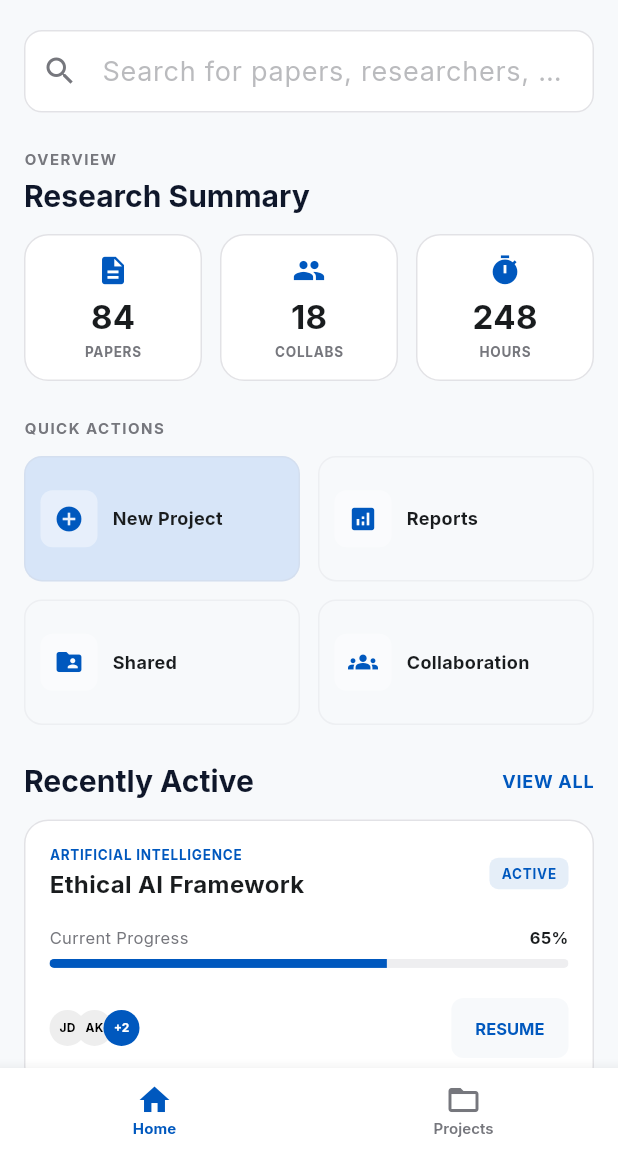
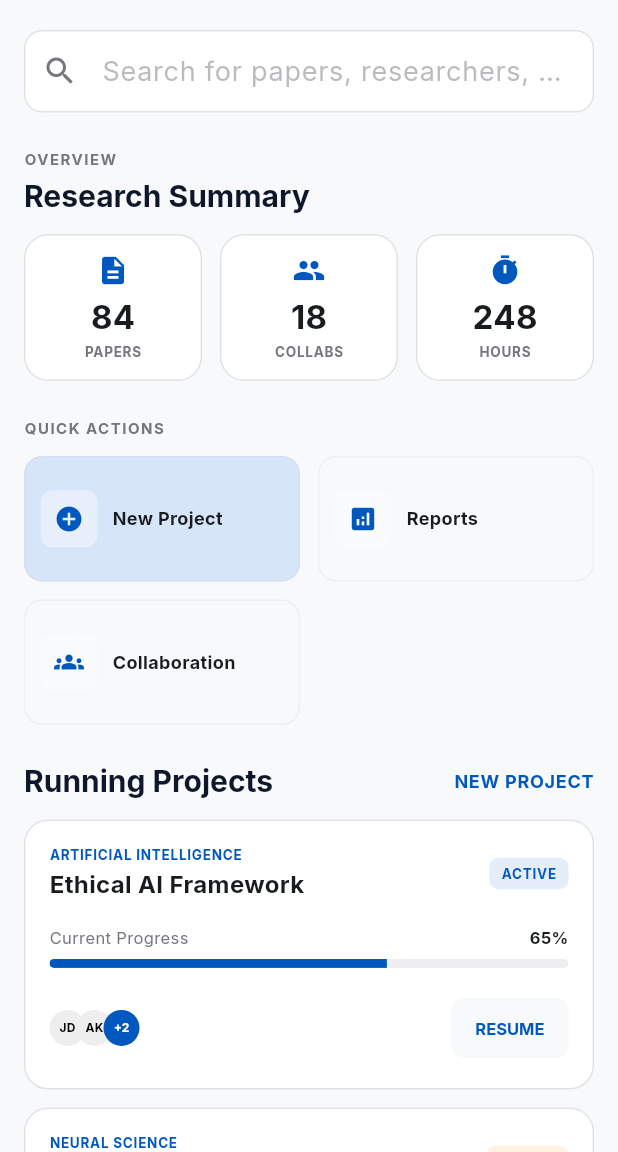
Before and after one commit to SKEvan/ScholarFlow, a Flutter app: the DashboardScreen screen opened by its route, on a phone screen of 412 x 824 dp, the part 84-1236 px from its top. Run offline on Flutter 3.47's test engine with Material 3 defaults, Android fonts, the phone set to English and light mode, and no system bars; our stand-ins replace flutter_screenutil, google_fonts; network calls fail.

Commit message:
refactor: Simplify dashboard screen by removing unused tabs and updating section titles

```diff
--- a/lib/screens/dashboard_screen.dart
+++ b/lib/screens/dashboard_screen.dart
@@ -8,8 +8,6 @@ class DashboardScreen extends StatefulWidget {
 }
 
 class _DashboardScreenState extends State<DashboardScreen> {
-  int _activeTab = 0;
-
   void _showReportsDialog() {
     showDialog(
       context: context,
@@ -133,14 +131,6 @@ class _DashboardScreenState extends State<DashboardScreen> {
               leading: const Icon(Icons.search),
               title: const Text('Discover'),
               onTap: () => Navigator.of(context).pop(),
-            ),
-            ListTile(
-              leading: const Icon(Icons.folder_open),
-              title: const Text('Projects'),
-              onTap: () {
-                Navigator.of(context).pop();
-                Navigator.of(context).pushNamed('/projects');
-              },
             ),
             ListTile(
               leading: const Icon(Icons.group),
@@ -288,38 +278,30 @@ class _DashboardScreenState extends State<DashboardScreen> {
                   ),
                   _buildQuickAction(
                     theme,
-                    icon: Icons.folder_shared,
-                    title: 'Shared',
+                    icon: Icons.groups,
+                    title: 'Collaboration',
                     bgColor: theme.colorScheme.surfaceContainerHigh,
                     iconColor: theme.colorScheme.secondary,
-                    onTap: () => Navigator.of(context).pushNamed('/projects'),
-                  ),
-                  _buildQuickAction(
-                    theme,
-                    icon: Icons.groups,
-                          title: 'Collaboration',
-                    bgColor: theme.colorScheme.surfaceContainerHigh,
-                    iconColor: theme.colorScheme.secondary,
-                          onTap: () => Navigator.of(context).pushNamed('/add-collaborator'),
+                    onTap: () => Navigator.of(context).pushNamed('/add-collaborator'),
                   ),
                 ],
               ),
               const SizedBox(height: 24),
 
-              // Recently Active Section
+              // Running Projects Section
               Row(
                 mainAxisAlignment: MainAxisAlignment.spaceBetween,
                 children: [
                   Text(
-                    'Recently Active',
+                    'Running Projects',
                     style: theme.textTheme.headlineSmall?.copyWith(
                       fontWeight: FontWeight.bold,
                     ),
                   ),
                   GestureDetector(
-                    onTap: () => Navigator.of(context).pushNamed('/projects'),
+                    onTap: () => Navigator.of(context).pushNamed('/create-folder'),
                     child: Text(
-                      'VIEW ALL',
+                      'NEW PROJECT',
                       style: TextStyle(
                         color: theme.colorScheme.secondary,
                         fontWeight: FontWeight.bold,
@@ -358,30 +340,6 @@ class _DashboardScreenState extends State<DashboardScreen> {
             ],
           ),
         ),
-      ),
-      bottomNavigationBar: BottomNavigationBar(
-        currentIndex: _activeTab,
-        onTap: (index) {
-          if (index == 1) {
-            Navigator.of(context).pushReplacementNamed('/projects');
-          }
-        },
-        type: BottomNavigationBarType.fixed,
-        backgroundColor: Colors.white,
-        selectedItemColor: theme.colorScheme.secondary,
-        unselectedItemColor: theme.colorScheme.outline,
-        selectedLabelStyle: theme.textTheme.labelLarge?.copyWith(fontWeight: FontWeight.bold, fontSize: 10),
-        unselectedLabelStyle: theme.textTheme.labelLarge?.copyWith(fontSize: 10),
-        items: const [
-          BottomNavigationBarItem(
-            icon: Icon(Icons.home),
-            label: 'Home',
-          ),
-          BottomNavigationBarItem(
-            icon: Icon(Icons.folder_open),
-            label: 'Projects',
-          ),
-        ],
       ),
     );
   }
```
